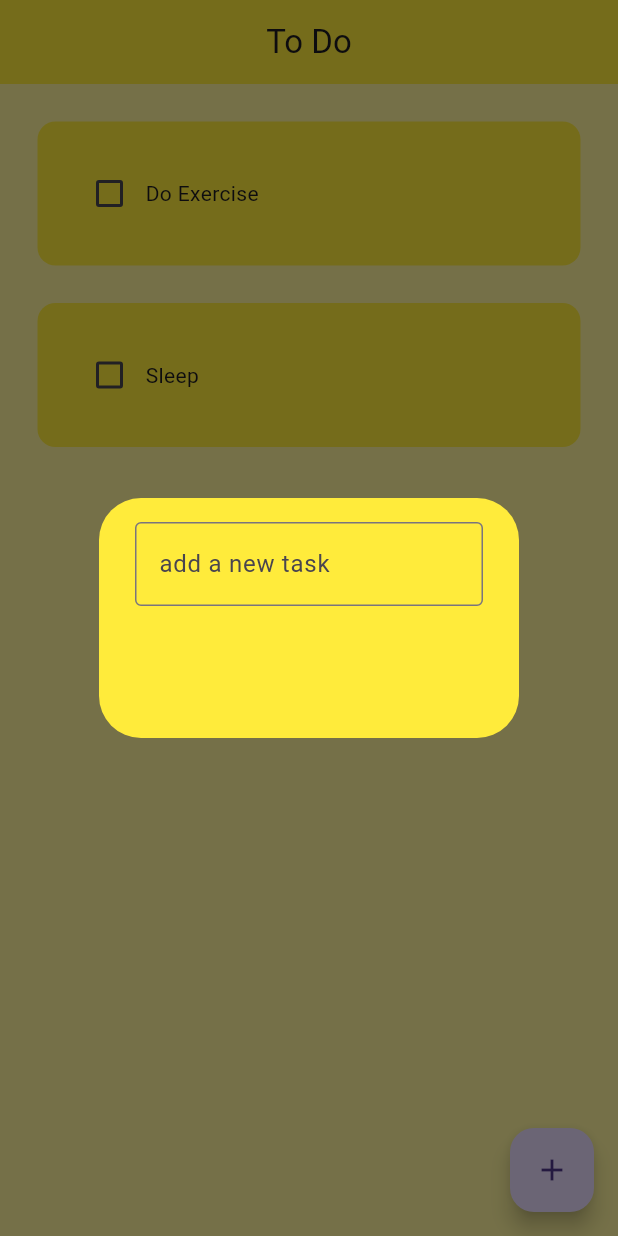
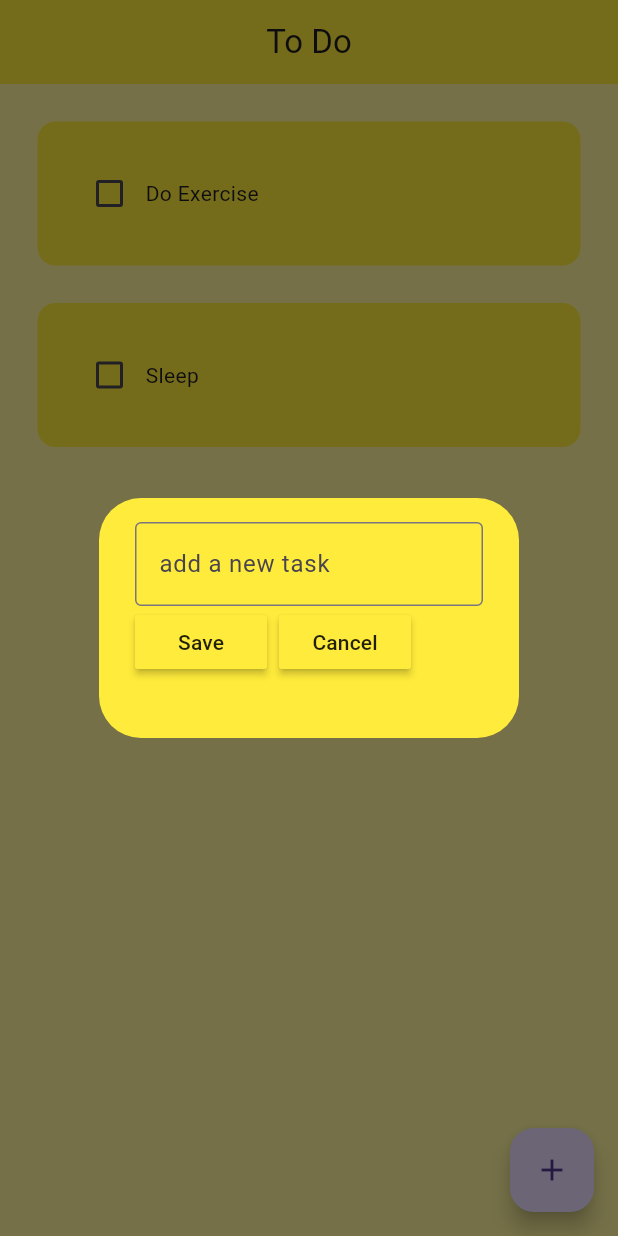
Before and after one commit to akashsingh277/todoapp, a Flutter app: the screen it shows after launch, after a tap on the "add" icon, on a phone screen of 412 x 824 dp. Run offline on Flutter 3.47's test engine with Material 3 defaults, Android fonts, the phone set to English and light mode, and no system bars; drawn by our look-alikes of flutter_slidable.

Commit message:
delete task feature added

```diff
--- a/lib/pages/homepage.dart
+++ b/lib/pages/homepage.dart
@@ -39,6 +39,11 @@ setState(() {
 
        },);
   }
+  void deleteTask(int index){
+setState(() {
+  todolist.removeAt(index);
+});
+  }
   @override
   Widget build(BuildContext context) {
     return Scaffold(
@@ -58,7 +63,8 @@ setState(() {
          return ToDoTile(
           taskNAme: todolist[index][0],
           taskCompleted: todolist[index][1],
-           onChanged: (value) => checkBoxChanged(value,index),
+          onChanged: (value) => checkBoxChanged(value,index),
+          deleteFunction:(context)=>deleteTask(index),
            );
        },
       ),
--- a/lib/util/button.dart
+++ b/lib/util/button.dart
@@ -1,9 +1,20 @@
 import 'package:flutter/material.dart';
 class Mybutton extends StatelessWidget {
-  const Mybutton({super.key});
+  final String text;
+  VoidCallback onPressed;
+
+   Mybutton({
+    super.key,
+    required this.text,
+    required this.onPressed,
+    });
 
   @override
   Widget build(BuildContext context) {
-    return const Placeholder();
+    return MaterialButton(
+     onPressed: onPressed,
+     color: Colors.yellow,
+     child: Text(text),
+    );
   }
 }
--- a/lib/util/dialogbox.dart
+++ b/lib/util/dialogbox.dart
@@ -1,6 +1,14 @@
+import 'package:firstapp/util/button.dart';
 import 'package:flutter/material.dart';
 class DialogBox extends StatelessWidget {
-  const DialogBox({super.key});
+  final controller;
+  VoidCallback onSave;
+  VoidCallback onCancel;
+  DialogBox({
+    super.key,
+  required this.controller,
+  required this.onSave,
+  required this.onCancel,});
 
   @override
   Widget build(BuildContext context) {
@@ -10,13 +18,16 @@ class DialogBox extends StatelessWidget {
         height: 120,
         child: Column(children: [
           TextField(
+            controller: controller,
             decoration: InputDecoration(
               border: OutlineInputBorder(),
               hintText: "add a new task",
             ),
           ),
           Row(children: [
-
+             Mybutton(text: "Save", onPressed: onSave ),
+             const SizedBox(width: 8,),
+             Mybutton(text: "Cancel", onPressed: onCancel),
           ],)
         ],),
       ),
--- a/lib/util/todotile.dart
+++ b/lib/util/todotile.dart
@@ -1,17 +1,32 @@
 import 'package:flutter/material.dart';
+import 'package:flutter_slidable/flutter_slidable.dart';
 class ToDoTile extends StatelessWidget {
   final String taskNAme;
   final bool taskCompleted;
   Function(bool?)? onChanged;
+  Function(BuildContext)?deleteFunction;
    ToDoTile({super.key,
   required this.taskNAme,
   required this.taskCompleted,
-  required this.onChanged,});
+  required this.onChanged,
+  required this.deleteFunction,});
 
   @override
   Widget build(BuildContext context) {
     return Padding(
       padding: const EdgeInsets.only(left: 25.0,right: 25.0,top: 25.0),
+      child: Slidable(
+       endActionPane: ActionPane(
+        motion: StretchMotion(),
+        children: [
+          SlidableAction(
+            onPressed: deleteFunction,
+            icon: Icons.delete,
+            backgroundColor: Colors.red,
+            borderRadius: BorderRadius.circular(15),
+          )
+        ],
+       ),
         child: Container(
           padding: EdgeInsets.all(24),
           decoration: BoxDecoration(
@@ -33,6 +48,7 @@ class ToDoTile extends StatelessWidget {
             ],
           ),
         ),
+      ),
     );
   }
 }
```
Also changed, not shown: pubspec.yaml (+6 -4 lines), pubspec.lock. Lines whose indentation alone changed are shown as unchanged.
